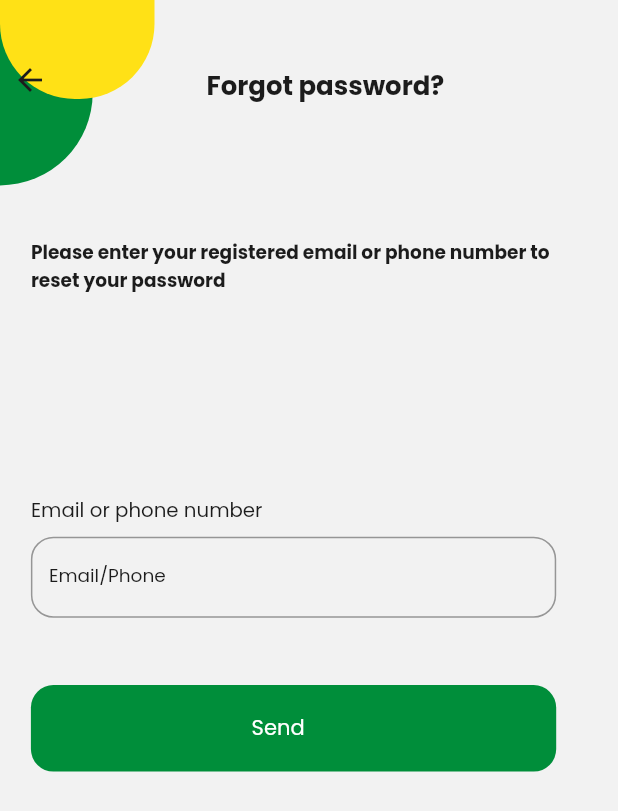
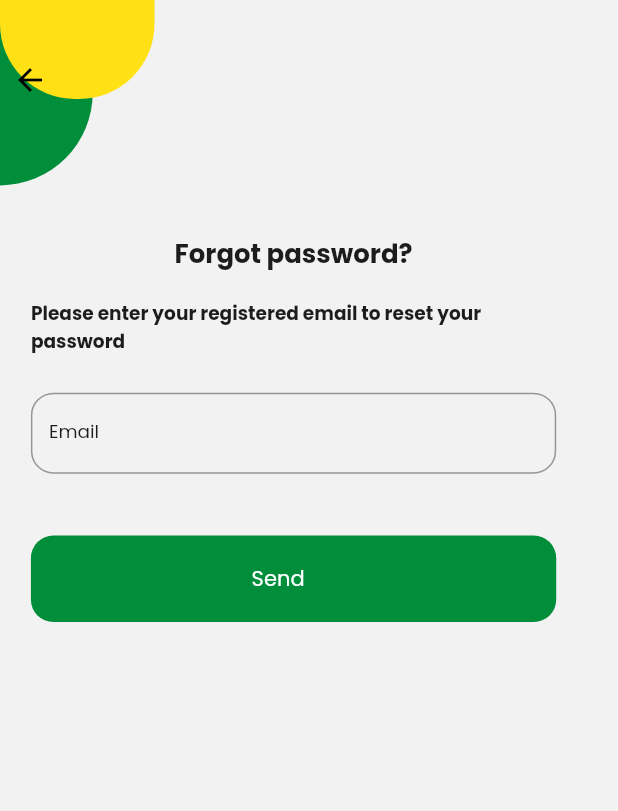
Before and after one commit to JuniorDiasDD/MandaBaiApp, a Flutter app: the LoginPage screen opened by its route, after a tap on "Forgot password?", on a phone screen of 412 x 824 dp. Shown: the top 811 px of the screen. Run offline on Flutter 3.47's test engine with Material 2 defaults, Android fonts, the phone set to English and light mode, and no system bars; our stand-ins replace carousel_slider, dropdown_search, email_validator, flex_color_scheme, flutter_html, flutter_pw_validator and 10 more; missing offline and left inert: dart:ffi, flutter_email_sender, onboarding; accounts and stored records are empty; generated files the repository leaves out were written again; network calls fail.

Commit message:
remove login(facebook,gmail) and news services

```diff
--- a/lib/Core/app_images.dart
+++ b/lib/Core/app_images.dart
@@ -16,11 +16,11 @@ class AppImages {
    static const appLogoIcon = 'assets/images/icon @2x.png';
   static const ilhasWhite = 'https://www.mandabai.com/wp-content/uploads/2021/12/ilhasWhite.png';
   static const messenger_logo = 'https://www.mandabai.com/wp-content/uploads/2021/12/messenger_logo.png';
-  static const whatsapp_logo = 'https://www.mandabai.com/wp-content/uploads/2021/12/whatsapp_logo.png';
+  static const whatsapp_logo = 'assets/images/whatsapp_logo.png';
   static const gmail_logo = 'https://www.mandabai.com/wp-content/uploads/2021/12/gmail_logo.png';
   static const instagram_logo = 'https://www.mandabai.com/wp-content/uploads/2021/12/instagram_logo.png';
   static const facebook_logo = 'https://www.mandabai.com/wp-content/uploads/2021/12/facebook_logo.png';
-  static const viber_logo = 'https://www.mandabai.com/wp-content/uploads/2021/12/viber_logo.png';
+  static const viber_logo = 'assets/images/viber_logo.png';
   static const order_finish ='https://www.mandabai.com/wp-content/uploads/2021/12/completed.png';
   static const order_pendent ='https://www.mandabai.com/wp-content/uploads/2021/12/processing.png';
 }
--- a/lib/UI/Contact/contact_page.dart
+++ b/lib/UI/Contact/contact_page.dart
@@ -205,7 +205,7 @@ class _ContactPageState extends State<ContactPage> {
                         children: [
                           Flexible(
                             flex: 1,
-                            child: Image.network(
+                            child: Image.asset(
                               AppImages.whatsapp_logo,
                               height: Get.height * 0.08,
                               width: Get.width * 0.08,
--- a/lib/UI/about/components/item_bio.dart
+++ b/lib/UI/about/components/item_bio.dart
@@ -104,13 +104,13 @@ class _Item_BioState extends State<Item_Bio> {
                       children: [
                         Row(
                           children: [
-                            Image.network(
+                            Image.asset(
                               AppImages.viber_logo,
                               height: Get.height * 0.03,
                               width: Get.width * 0.03,
                             ),
                             const SizedBox(width: 1),
-                            Image.network(
+                            Image.asset(
                               AppImages.whatsapp_logo,
                               height: Get.height * 0.03,
                               width: Get.width * 0.03,
--- a/lib/UI/authention/pages/login_page.dart
+++ b/lib/UI/authention/pages/login_page.dart
@@ -79,29 +79,18 @@ class _LoginPageState extends State<LoginPage> {
                         alignment: Alignment.bottomLeft,
                         child: ColoredCircleComponent(),
                       ),
-                      Container(
-                        margin: EdgeInsets.only(top: 33.0),
-                        width: Get.width,
-                        child: IconButton(
-                          onPressed: () {
-                            Navigator.pop(context);
-                          },
-                          icon: Icon(Icons.arrow_back),
-                          alignment: Alignment.topLeft,
-                        ),
-                      ),
                     ],
                   ),
                   SizedBox(
                     height: Get.height * 0.02,
                   ),
                   Image.asset(
-                    AppImages.appLogo,
+                    AppImages.appLogoIcon,
                     width: Get.width * 0.6,
                     height: Get.height * 0.15,
                   ),
                   SizedBox(
-                    height: Get.height * 0.05,
+                    height: Get.height * 0.06,
                   ),
                   Padding(
                     padding: EdgeInsets.only(
@@ -204,7 +193,7 @@ class _LoginPageState extends State<LoginPage> {
                             ),
                           ),
                           SizedBox(
-                            height: Get.height * 0.01,
+                            height: Get.height * 0.02,
                           ),
                           Container(
                             height: Get.height * 0.07,
@@ -238,36 +227,8 @@ class _LoginPageState extends State<LoginPage> {
                           SizedBox(
                             height: Get.height * 0.01,
                           ),
-                          Row(
-                            mainAxisAlignment: MainAxisAlignment.center,
-                            children: [
-                              Text(
-                                AppLocalizations.of(context)!
-                                    .text_dont_have_an_account,
-                                style: Theme.of(context).textTheme.headline4,
-                              ),
-                              TextButton(
-                                style: TextButton.styleFrom(
-                                  primary: AppColors.greenColor,
-                                  textStyle:
-                                      TextStyle(fontSize: Get.width * 0.03),
-                                ),
-                                onPressed: () {
-                                  Navigator.pushNamed(context, '/register');
-                                },
-                                child: Text(
-                                  AppLocalizations.of(context)!
-                                      .button_sign_up_now,
-                                  style: TextStyle(
-                                    decoration: TextDecoration.underline,
-                                    fontStyle: FontStyle.italic,
-                                    fontFamily: AppFonts.poppinsItalicFont,
-                                  ),
-                                ),
-                              ),
-                            ],
-                          ),
-                          SizedBox(
+
+                          /* SizedBox(
                             height: Get.height * 0.01,
                           ),
                           Column(
@@ -307,8 +268,8 @@ class _LoginPageState extends State<LoginPage> {
                           ),
                           SizedBox(
                             height: Get.height * 0.02,
-                          ),
-                          Column(
+                          ),*/
+                          /* Column(
                             children: [
                               Container(
                                 width: Get.width,
@@ -337,7 +298,7 @@ class _LoginPageState extends State<LoginPage> {
                                 ),
                               ),
                             ],
-                          ),
+                          ),*/
                         ],
                       ),
                     ),
@@ -364,6 +325,32 @@ class _LoginPageState extends State<LoginPage> {
           ),
         ],
       ),
+      bottomNavigationBar: Row(
+        mainAxisAlignment: MainAxisAlignment.center,
+        children: [
+          Text(
+            AppLocalizations.of(context)!.text_dont_have_an_account,
+            style: Theme.of(context).textTheme.headline4,
+          ),
+          TextButton(
+            style: TextButton.styleFrom(
+              primary: AppColors.greenColor,
+              textStyle: TextStyle(fontSize: Get.width * 0.03),
+            ),
+            onPressed: () {
+              Navigator.pushNamed(context, '/register');
+            },
+            child: Text(
+              AppLocalizations.of(context)!.button_sign_up_now,
+              style: TextStyle(
+                decoration: TextDecoration.underline,
+                fontStyle: FontStyle.italic,
+                fontFamily: AppFonts.poppinsItalicFont,
+              ),
+            ),
+          ),
+        ],
+      ),
     );
   }
 }
--- a/lib/UI/authention/pages/recovery_password_page.dart
+++ b/lib/UI/authention/pages/recovery_password_page.dart
@@ -42,25 +42,16 @@ class _RecoveryPasswordState extends State<RecoveryPassword> {
                   mainAxisAlignment: MainAxisAlignment.spaceBetween,
                   children: [
                     Container(
-                      margin: EdgeInsets.only(top: 33.0),
+                      margin: const EdgeInsets.only(top: 33.0),
                       child: IconButton(
                         onPressed: () {
                           Navigator.pop(context);
                         },
-                        icon: Icon(Icons.arrow_back),
+                        icon: const Icon(Icons.arrow_back,color: Colors.black,),
                         alignment: Alignment.topLeft,
                       ),
                     ),
-                    Padding(
-                      padding: EdgeInsets.only(top: 33.0),
-                      child: Text(
-                        AppLocalizations.of(context)!.text_forgot_password,
-                        style: Theme.of(context).textTheme.headline1,
-                      ),
-                    ),
-                    Text(
-                      '       ',
-                    ),
+                   const Spacer(),
                   ],
                 ),
               ],
@@ -75,28 +66,22 @@ class _RecoveryPasswordState extends State<RecoveryPassword> {
                 key: _formKey,
                 child: Column(
                   children: [
-                    Container(
-                      padding: const EdgeInsets.only(top: 35.0),
-                      height: Get.height * 0.25,
+                     Padding(
+                      padding: EdgeInsets.only(top: 33.0),
                       child: Text(
+                        AppLocalizations.of(context)!.text_forgot_password,
+                        style: Theme.of(context).textTheme.headline1,
+                      ),
+                    ),
+                    SizedBox(height: Get.height * 0.02),
+                    Text(
                      AppLocalizations.of(context)!.text_reset_password,
                       style: Theme.of(context).textTheme.headline2,
                     ),
-                    ),
+                    SizedBox(height: Get.height * 0.02),
 
-                     Align(
-                      alignment: Alignment.topLeft,
-                      child: Text(
-                        AppLocalizations.of(context)!.text_email_phone,
-                        style: Theme.of(context).textTheme.headline3!
-                            .copyWith(fontSize: Get.width * 0.032),
-                      ),
-                    ),
                     SizedBox(height: Get.height * 0.01),
-                    Container(
-                      height: Get.height * 0.07,
-                      width: Get.width,
-                      child: TextFormField(
+                    TextFormField(
                       obscureText: false,
                       decoration: InputDecoration(
                         border: OutlineInputBorder(
@@ -107,14 +92,13 @@ class _RecoveryPasswordState extends State<RecoveryPassword> {
                               width: 1, color: AppColors.greenColor),
                           borderRadius: BorderRadius.circular(15.0),
                         ),
-                          labelText: AppLocalizations.of(context)!.label_email_password,
+                        labelText: "Email",
                         labelStyle: Theme.of(context).textTheme.headline4!
                             .copyWith(fontSize: Get.width * 0.03),
                       ),
                       validator: (value) => EmailValidator.validate(value!)
                           ? null
                           : AppLocalizations.of(context)!.validator_email,
-                      ),
                     ),
                     SizedBox(
                       height: Get.height * 0.05,
@@ -130,7 +114,7 @@ class _RecoveryPasswordState extends State<RecoveryPassword> {
                         color: AppColors.greenColor,
                         textColor: Colors.white,
                         child:  Text(AppLocalizations.of(context)!.button_send),
-                        onPressed: () {},
+                        onPressed: () =>validateAndSave(),
                         shape: RoundedRectangleBorder(
                           borderRadius: BorderRadius.circular(15.0),
                         ),
--- a/lib/UI/home/pages/start_page.dart
+++ b/lib/UI/home/pages/start_page.dart
@@ -179,7 +179,7 @@ class _StartPageState extends State<StartPage> {
                   height: Get.height * 0.01,
                 ),
                //NEW SERVICES
-                Align(
+             /*   Align(
                   alignment: Alignment.topLeft,
                   child: Padding(
                     padding: EdgeInsets.only(
@@ -200,7 +200,7 @@ class _StartPageState extends State<StartPage> {
                           image: AppImages.camara, title: AppLocalizations.of(context)!.text_city_council_services,),
                     ],
                   ),
-                ),
+                ),*/
                 Row(
                   mainAxisAlignment: MainAxisAlignment.spaceBetween,
                   children: [
@@ -260,7 +260,7 @@ class _StartPageState extends State<StartPage> {
                       } else {
                         return Container(
                           margin: EdgeInsets.only(top: Get.height * 0.012),
-                          height: Get.height * 0.5,
+                          height: Get.height * 0.62,
                           child: ListView.builder(
                             padding: EdgeInsets.only(
                               top: 0.0,
--- a/lib/l10n/app_en.arb
+++ b/lib/l10n/app_en.arb
@@ -21,10 +21,11 @@
     "textfield_phone": "Phone",
     "validator_phone": "Invalid phone",
     "button_register": "Register",
-    "text_reset_password": "Please enter your registered email or phone number to reset your password",
+    "text_reset_password": "Please enter your registered email to reset your password",
     "text_email_phone": "Email or phone number",
     "button_send": "Send",
     "label_email_password": "Email/Phone",
+    "text_registre":"Fill in all the fields below to register a new account",
     "title_new_services": "New Services",
     "text_unavailable_service": "Unavailable service.\n Try later...",
     "filter_less_price": "Less Price",
--- a/lib/l10n/app_fr.arb
+++ b/lib/l10n/app_fr.arb
@@ -21,10 +21,11 @@
     "textfield_phone": "Téléphone",
     "validator_phone": "Téléphone invalide",
     "button_register": "S'inscrire",
-    "text_reset_password": "Veuillez entrer votre e-mail ou votre numéro de téléphone enregistré pour réinitialiser votre mot de passe",
+    "text_reset_password": "Veuillez entrer votre e-mail enregistré pour réinitialiser votre mot de passe",
     "text_email_phone": "E-mail  ou numéro de téléphone",
     "button_send": "Envoyer",
     "label_email_password": "Email/Téléphone",
+    "text_registre":"Remplissez tous les champs ci-dessous pour enregistrer un nouveau compte",
     "title_new_services": "Nouveaux services",
     "text_unavailable_service": "Service indisponible.\n  Essayer plus tard...",
     "filter_less_price": "Moins de prix",
--- a/lib/l10n/app_pt.arb
+++ b/lib/l10n/app_pt.arb
@@ -21,10 +21,11 @@
     "textfield_phone": "Telefone",
     "validator_phone": "Telefone Inválido",
     "button_register": "Registrar",
-    "text_reset_password": "Por favor, digite seu e-mail registrado ou seu numero de telefone para redefinir sua senha",
+    "text_reset_password": "Por favor, digite seu e-mail registrado para redefinir sua senha",
     "text_email_phone": "E-mail ou número de telefone",
     "button_send": "Enviar",
     "label_email_password": "Email/Telefone",
+    "text_registre":"Preencher todos os campos abaixo para efetuar o registo de uma nova conta",
     "title_new_services": "Novos Serviços",
     "text_unavailable_service": "Serviço Indispónivel.\n Tente mais tarde...",
     "filter_less_price": "Menos Preço",
```
Also changed, not shown: lib/UI/account/pages/profile_page.dart (+5 -12 lines), lib/UI/authention/pages/register_page.dart (+12 -4 lines), lib/l10n/app_nl.arb (+2 -1 lines), assets/images/viber_logo.png (added), assets/images/whatsapp_logo.png (added). Lines whose indentation alone changed are shown as unchanged.
